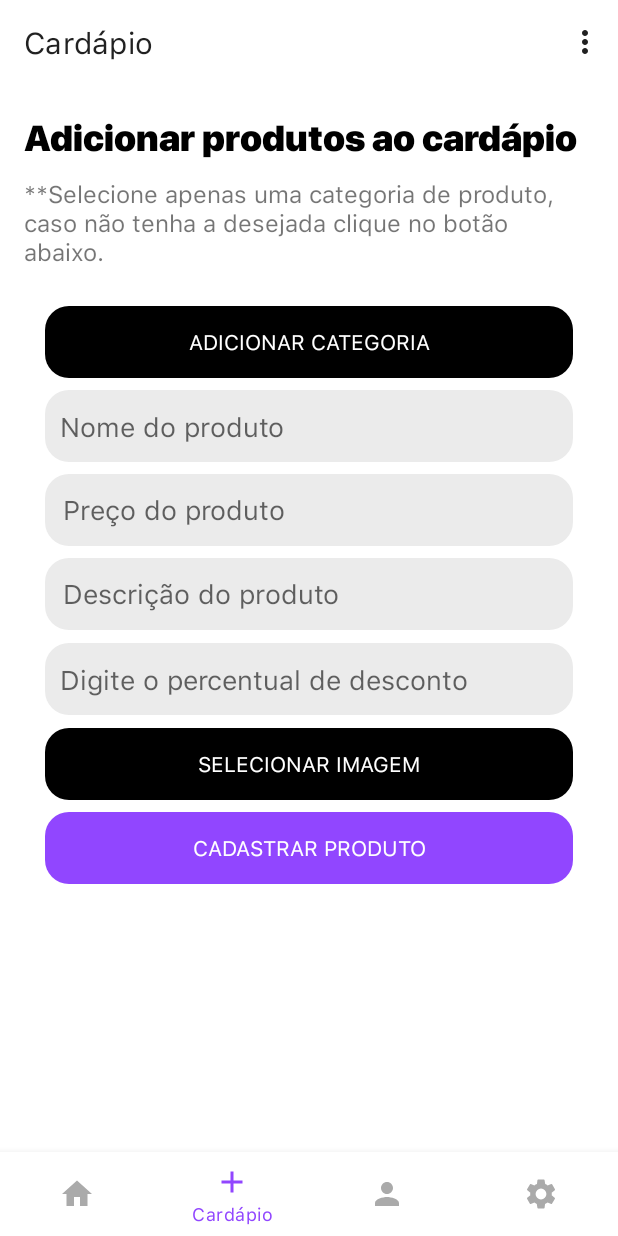
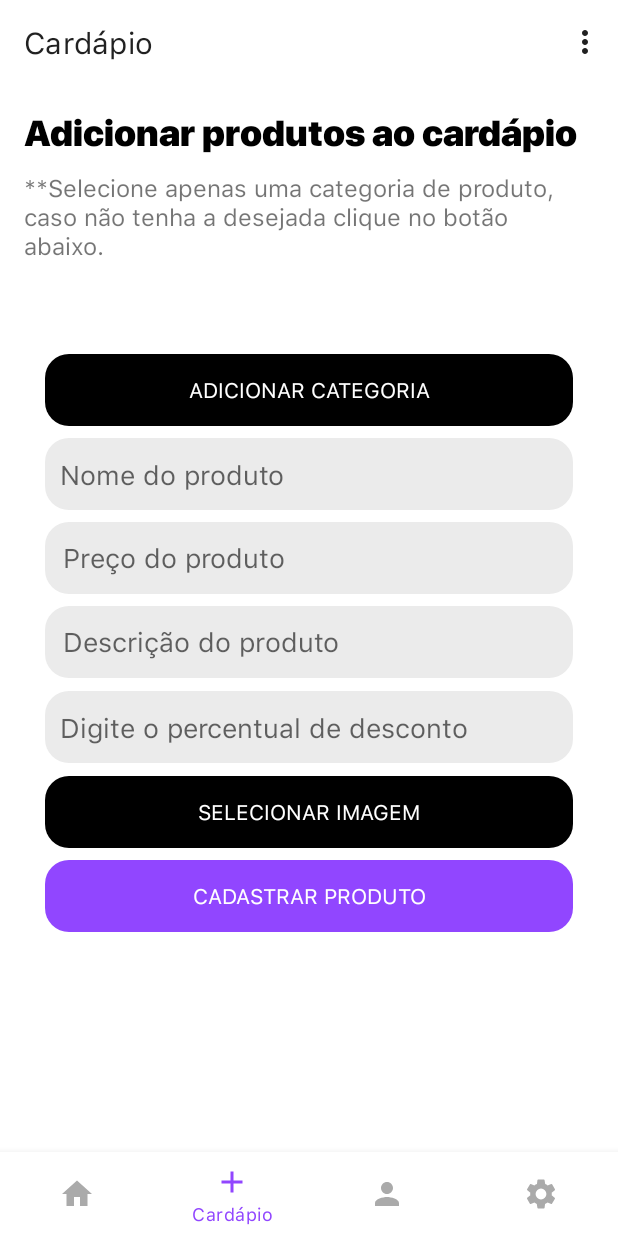
Before and after one commit to gleysonabreu/CardapiosEmpresa, an Android app: the fragment AddCardapioFragment placed in its activity, item 2 of the bottom bar chosen, on a phone screen of 412 x 824 dp. Run offline under Robolectric (Android 15) with nearby library versions, the phone set to English and light mode, and no system bars; our stand-ins replace Firebase (no records; nobody signed in at launch, a user with empty details on screens opened directly).

Commit message:
Correção no design não instalando app no Android 10, correção no event listener app dando crash corrigido!

```diff
--- a/app/src/main/java/com/gleysonabreu/cardatronicoempresa/fragment/AddCardapioFragment.kt
+++ b/app/src/main/java/com/gleysonabreu/cardatronicoempresa/fragment/AddCardapioFragment.kt
@@ -31,7 +31,9 @@ import kotlinx.android.synthetic.main.fragment_add_cardapio.view.buttonOpenCateg
 class AddCardapioFragment : Fragment() {
 
     private lateinit var referenceDatabase: DatabaseReference;
+    private lateinit var categorys: DatabaseReference;
     private lateinit var viewOfLayout: View;
+    private lateinit var eventListener: ValueEventListener;
 
     override fun onCreateView(
         inflater: LayoutInflater, container: ViewGroup?,
@@ -51,9 +53,9 @@ class AddCardapioFragment : Fragment() {
 
             //Settings firebase
             referenceDatabase = SettingsFirebase.getFirebase();
-            var categorys = referenceDatabase.child("category");
+            categorys = referenceDatabase.child("category");
 
-            categorys.addValueEventListener(
+            eventListener = categorys.addValueEventListener(
                 object : ValueEventListener {
                     override fun onCancelled(p0: DatabaseError) {
                         TODO("not implemented") //To change body of created functions use File | Settings | File Templates.
@@ -110,6 +112,11 @@ class AddCardapioFragment : Fragment() {
             return AddCardapioFragment();
         }
 
+    override fun onDestroy() {
+        super.onDestroy()
+        categorys.removeEventListener(eventListener);
+        Log.e("ONDESTROY", "Destroiu");
+    }
 
 
 }
--- a/app/src/main/res/layout/fragment_add_cardapio.xml
+++ b/app/src/main/res/layout/fragment_add_cardapio.xml
@@ -16,7 +16,7 @@
         <HorizontalScrollView
             android:id="@+id/horizontalScrollView"
             android:layout_width="0dp"
-            android:layout_height="wrap_content"
+            android:layout_height="35dp"
             android:layout_marginStart="16dp"
             android:layout_marginEnd="16dp"
             android:layout_marginBottom="16dp"
```
